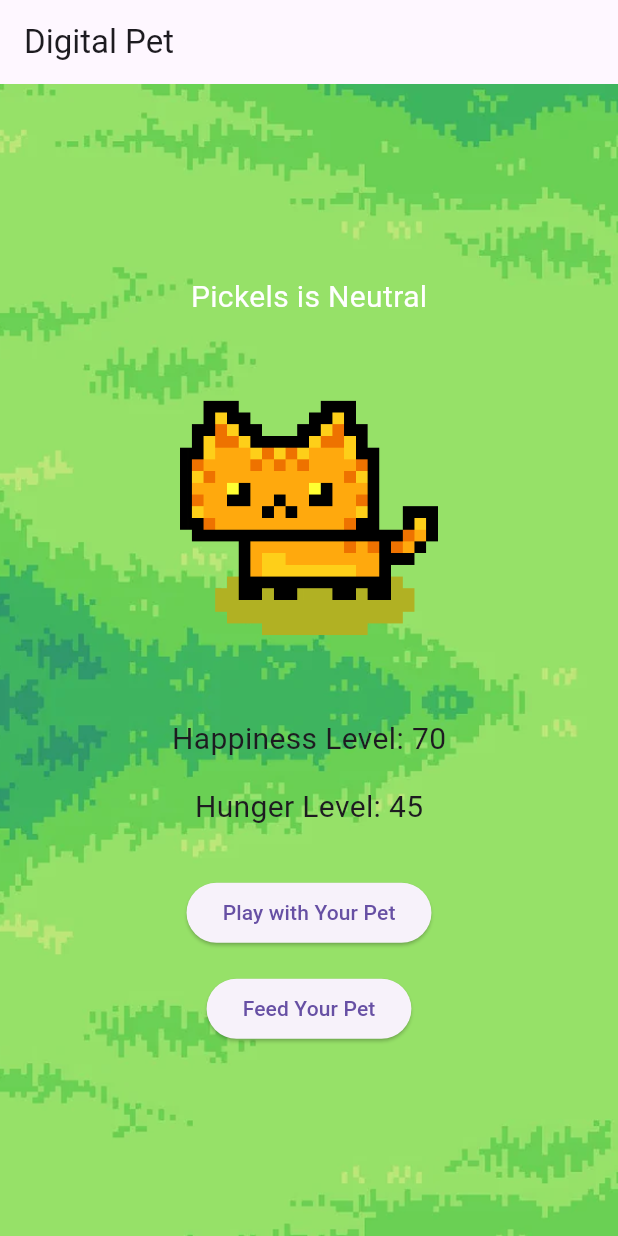
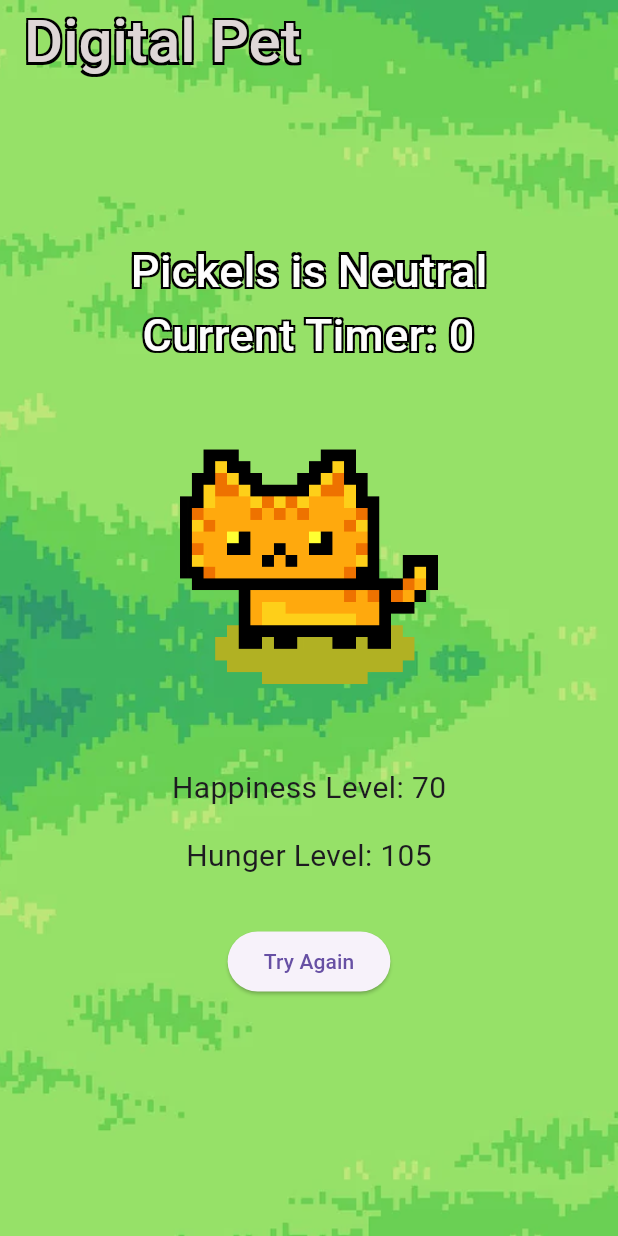
Before and after one commit to sidneysteward0308/CW3, a Flutter app: the screen it shows after launch, after a tap on "Play with Your Pet", after a tap on "Feed Your Pet", on a phone screen of 412 x 824 dp. Run offline on Flutter 3.47's test engine with Material 3 defaults, Android fonts, the phone set to English and light mode, and no system bars; our stand-ins replace google_fonts.

Commit message:
Added Timer and Effects and other logic
Added a function to change the state of buttons, add some styling for text, added timer which affects outcome, etc.

```diff
--- a/assignment/lib/main.dart
+++ b/assignment/lib/main.dart
@@ -1,4 +1,6 @@
 import 'package:flutter/material.dart';
+import 'package:google_fonts/google_fonts.dart';
+import 'dart:async';
 
 void main() {
   runApp(const MaterialApp(
@@ -25,11 +27,17 @@
   int blue = 255;
   String imageplaceholder = "parkbg.png";
   String petplaceholder = "petimage.png";
+  String _now = "";
+  Timer? _everySecond;
+  int _countdown = 10;
+
 // Function to increase happiness and update hunger when playing with the pet
   void _playWithPet() {
     setState(() {
+      if (_countdown != 0) {
         happinessLevel = (happinessLevel + 10).clamp(0, 100);
         _updateHunger();
+      }
       _updateMood();
       _updateColor();
     });
@@ -38,8 +46,10 @@
 // Function to decrease hunger and update happiness when feeding the pet
   void _feedPet() {
     setState(() {
+      if (_countdown != 0) {
         hungerLevel = (hungerLevel - 10).clamp(0, 100);
         _updateHappiness();
+      }
       _updateMood();
       _updateColor();
     });
@@ -85,29 +95,176 @@
     }
   }
 
+  void _countDownTimer(int seconds) {
+    _countdown = 10;
+
+    _everySecond = Timer.periodic(Duration(seconds: seconds), (Timer t) {
+      setState(() {
+        if (_countdown > 0) {
+          _countdown--;
+          if (hungerLevel < 100) {
+            hungerLevel += 15;
+          }
+          _now = '$petName is $mood\n Current Timer: $_countdown';
+        } else {
+          t.cancel();
+          if (happinessLevel > 70) {
+            _now = "Winner";
+          } else if (happinessLevel >= 30 && happinessLevel <= 70) {
+            _now = "Meh";
+          } else {
+            _now = "GAME OVER";
+          }
+        }
+      });
+    });
+  }
+
+  @override
+  void initState() {
+    super.initState();
+    _now = '$petName is $mood\n Current Timer: $_countdown';
+    _countDownTimer(1);
+  }
+
+  void _restart() {
+    _now = '$petName is $mood\n Current Timer: $_countdown';
+    _countDownTimer(1);
+  }
+
   void _updateMood() {
-    setState(() {
     if (happinessLevel > 70) {
       mood = "Happy";
       imageplaceholder = "dolphinbg.png";
-        petplaceholder = "petimage.png";
     } else if (happinessLevel >= 30 && happinessLevel <= 70) {
       mood = "Neutral";
       imageplaceholder = "parkbg.png";
-        petplaceholder = "petimage.png";
     } else {
       mood = "Unhappy";
       imageplaceholder = "explosionbg.png";
-        petplaceholder = "petdead.png";
     }
-    });
+  }
+
+  Shadow _setShadow(double pointOne, double pointTwo, Color color) {
+    return Shadow(
+        // bottomLeft
+        offset: Offset(pointOne, pointTwo),
+        color: color);
+  }
+
+  TextStyle _getTextStyle() {
+    if (_now.contains("Winner") && _countdown == 0) {
+      return GoogleFonts.pixelifySans(
+        color: const Color.fromARGB(255, 15, 136, 15),
+        shadows: [
+          _setShadow(-1.5, -1.5, Colors.white),
+          _setShadow(1.5, -1.5, Colors.white),
+          _setShadow(1.5, 1.5, Colors.white),
+          _setShadow(-1.5, 1.5, Colors.white),
+        ],
+        fontSize: 60,
+        fontWeight: FontWeight.bold,
+      );
+    } else if (_now.contains("Meh") && _countdown == 0) {
+      return GoogleFonts.pixelifySans(
+        color: const Color.fromARGB(255, 176, 156, 46),
+        shadows: [
+          _setShadow(-1.5, -1.5, Colors.white),
+          _setShadow(1.5, -1.5, Colors.white),
+          _setShadow(1.5, 1.5, Colors.white),
+          _setShadow(-1.5, 1.5, Colors.white),
+        ],
+        fontSize: 60,
+        fontWeight: FontWeight.bold,
+      );
+    } else if (_now.contains("GAME OVER") && _countdown == 0) {
+      return GoogleFonts.pixelifySans(
+        color: const Color.fromARGB(255, 161, 8, 8),
+        shadows: [
+          _setShadow(-1.5, -1.5, Colors.black),
+          _setShadow(1.5, -1.5, Colors.black),
+          _setShadow(1.5, 1.5, Colors.black),
+          _setShadow(-1.5, 1.5, Colors.black),
+        ],
+        fontSize: 60,
+        fontWeight: FontWeight.bold,
+      );
+    } else {
+      return GoogleFonts.pixelifySans(
+        color: Color.fromARGB(255, 253, 253, 253),
+        shadows: [
+          _setShadow(-1.5, -1.5, Colors.black),
+          _setShadow(1.5, -1.5, Colors.black),
+          _setShadow(1.5, 1.5, Colors.black),
+          _setShadow(-1.5, 1.5, Colors.black),
+        ],
+        fontSize: 30.0,
+        fontWeight: FontWeight.w500,
+      );
+    }
+  }
+
+  List<ElevatedButton> _buildButtons() {
+    List<ElevatedButton> buttonList = [];
+
+    if (_countdown != 0) {
+      buttonList.add(
+        ElevatedButton(
+          onPressed: _playWithPet,
+          child: Text('Play with Your Pet'),
+        ),
+      );
+      buttonList.add(
+        ElevatedButton(
+          onPressed: _feedPet,
+          child: Text('Feed Your Pet'),
+        ),
+      );
+    } else {
+      buttonList.add(
+        ElevatedButton(
+          onPressed: () {
+            if (happinessLevel > 70) {
+              _now = "Winner";
+            } else if (happinessLevel >= 30 && happinessLevel <= 70) {
+              _now = "Meh";
+            } else {
+              _now = "GAME OVER";
+            }
+            _now = '$petName is $mood\n Current Timer: $_countdown';
+
+            _restart();
+            _playWithPet();
+            _feedPet();
+          },
+          child: Text('Try Again'),
+        ),
+      );
+    }
+
+    return buttonList;
   }
 
   @override
   Widget build(BuildContext context) {
     return Scaffold(
+      extendBodyBehindAppBar: true,
       appBar: AppBar(
-        title: Text('Digital Pet'),
+        title: Text(
+          'Digital Pet',
+          style: GoogleFonts.pixelifySans(
+            color: Color.fromARGB(255, 222, 214, 214),
+            shadows: [
+              _setShadow(-1.5, -1.5, Colors.black),
+              _setShadow(1.5, -1.5, Colors.black),
+              _setShadow(1.5, 1.5, Colors.black),
+              _setShadow(-1.5, 1.5, Colors.black),
+            ],
+            fontSize: 40.0,
+            fontWeight: FontWeight.w500,
+          ),
+        ),
+        backgroundColor: Colors.transparent,
       ),
       body: Container(
         alignment: Alignment.center,
@@ -121,15 +278,15 @@
           mainAxisAlignment: MainAxisAlignment.center,
           children: <Widget>[
             Text(
-              '$petName is $mood',
-              style: TextStyle(fontSize: 20.0, color: Colors.white),
-
+              _now,
+              style: _getTextStyle(),
             ),
 
             Image.asset(
               ("assets/images/" + petplaceholder),
               width: 250,
-              color: Color.fromRGBO(red, green, blue, 100), colorBlendMode: BlendMode.modulate,
+              color: Color.fromRGBO(red, green, blue, 100),
+              colorBlendMode: BlendMode.modulate,
             ),
             // Text(
             //   'Name: $petName',
@@ -146,15 +303,7 @@
               style: TextStyle(fontSize: 20.0),
             ),
             SizedBox(height: 32.0),
-            ElevatedButton(
-              onPressed: _playWithPet,
-              child: Text('Play with Your Pet'),
-            ),
-            SizedBox(height: 16.0),
-            ElevatedButton(
-              onPressed: _feedPet,
-              child: Text('Feed Your Pet'),
-            ),
+            ..._buildButtons(),
           ],
         ),
       ),
--- a/assignment/pubspec.yaml
+++ b/assignment/pubspec.yaml
@@ -35,6 +35,7 @@ dependencies:
   # The following adds the Cupertino Icons font to your application.
   # Use with the CupertinoIcons class for iOS style icons.
   cupertino_icons: ^1.0.8
+  google_fonts: ^6.2.1
 
 dev_dependencies:
   flutter_test:
```
Also changed, not shown: assignment/pubspec.lock, 10 other files. Lines whose indentation alone changed are shown as unchanged.
